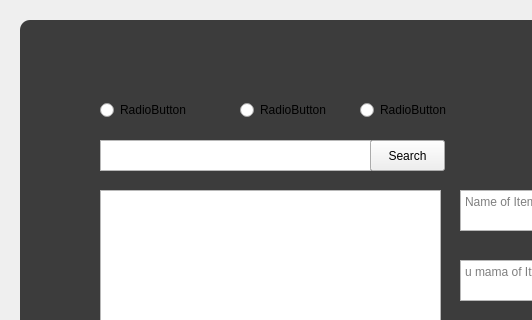
Above: app/frontend/UI/toevoegen.ui from yorancroes/ShelfSense before the change; both pictures show x 0 to 532 and y 0 to 320 of the 817 by 708 pixel window. Below: the same form after it.
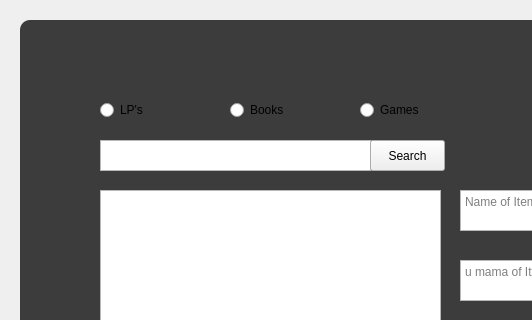
That is the form after the change.

Commit message: de helper functions in de backend + changes in index.py + meer in toevoegen.ui

```diff
--- a/app/frontend/UI/toevoegen.ui
+++ b/app/frontend/UI/toevoegen.ui
@@ -70,20 +70,20 @@
      </rect>
     </property>
     <property name="text">
-     <string>RadioButton</string>
+     <string>LP's</string>
     </property>
    </widget>
    <widget class="QRadioButton" name="radioButton_2">
     <property name="geometry">
      <rect>
-      <x>220</x>
+      <x>210</x>
       <y>80</y>
-      <width>92</width>
+      <width>61</width>
       <height>20</height>
      </rect>
     </property>
     <property name="text">
-     <string>RadioButton</string>
+     <string>Books</string>
     </property>
    </widget>
    <widget class="QRadioButton" name="radioButton_3">
@@ -96,7 +96,7 @@
      </rect>
     </property>
     <property name="text">
-     <string>RadioButton</string>
+     <string>Games</string>
     </property>
    </widget>
    <widget class="QListView" name="search_items">
```
Left out of the diff: 20 changed lines with no effect on the pictures. The commit also changes 2 other files.
